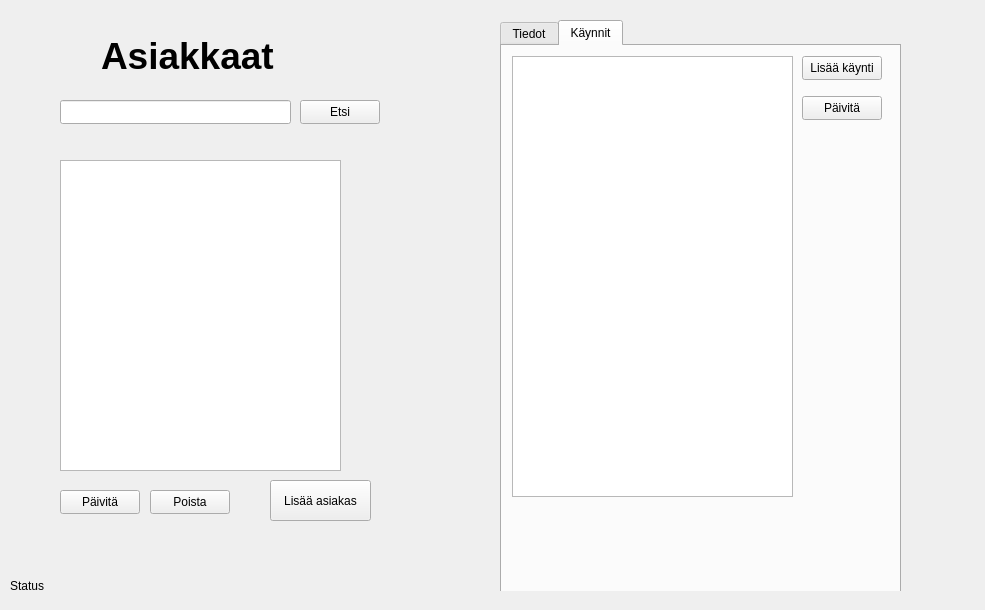
Old version of the form mainwindow.ui in the repository juhotuominen/CustomerManagerQT.
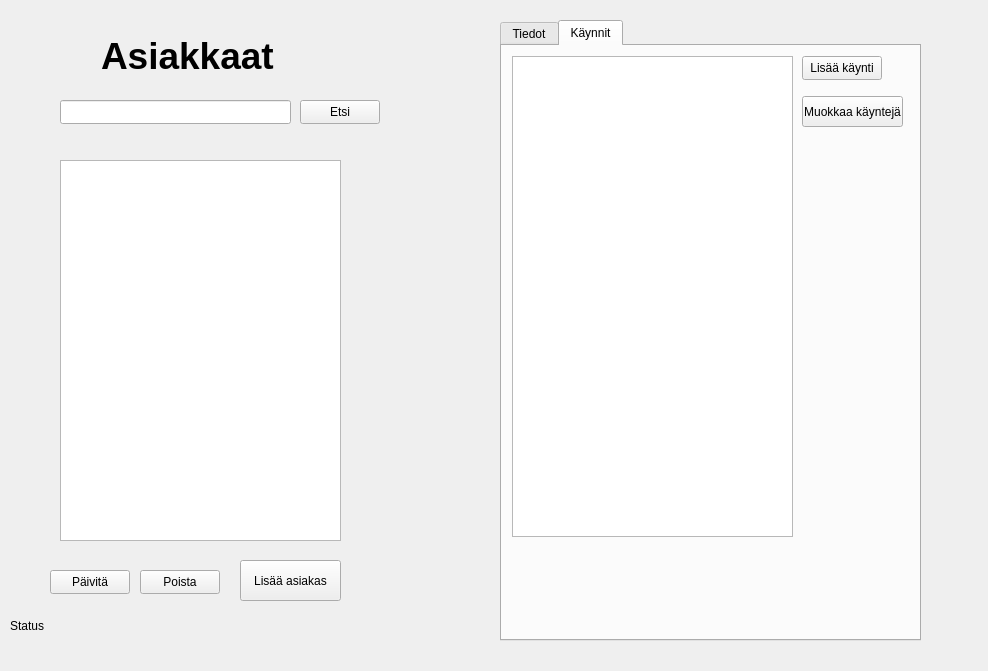
New version of the form. The open tabs and pages were chosen to show the change.

```diff
--- a/mainwindow.ui
+++ b/mainwindow.ui
@@ -6,8 +6,8 @@
    <rect>
     <x>0</x>
     <y>0</y>
-    <width>985</width>
-    <height>610</height>
+    <width>988</width>
+    <height>671</height>
    </rect>
   </property>
   <property name="font">
@@ -22,8 +22,8 @@
    <widget class="QPushButton" name="btnRemove">
     <property name="geometry">
      <rect>
-      <x>150</x>
-      <y>490</y>
+      <x>140</x>
+      <y>570</y>
       <width>80</width>
       <height>24</height>
      </rect>
@@ -35,8 +35,8 @@
    <widget class="QPushButton" name="btnGet">
     <property name="geometry">
      <rect>
-      <x>60</x>
-      <y>490</y>
+      <x>50</x>
+      <y>570</y>
       <width>80</width>
       <height>24</height>
      </rect>
@@ -49,7 +49,7 @@
     <property name="geometry">
      <rect>
       <x>10</x>
-      <y>570</y>
+      <y>610</y>
       <width>251</width>
       <height>31</height>
      </rect>
@@ -64,7 +64,7 @@
       <x>60</x>
       <y>160</y>
       <width>281</width>
-      <height>311</height>
+      <height>381</height>
      </rect>
     </property>
     <property name="layoutDirection">
@@ -112,8 +112,8 @@
    <widget class="QPushButton" name="btnAddCustomer">
     <property name="geometry">
      <rect>
-      <x>270</x>
-      <y>480</y>
+      <x>240</x>
+      <y>560</y>
       <width>101</width>
       <height>41</height>
      </rect>
@@ -128,7 +128,7 @@
       <x>410</x>
       <y>10</y>
       <width>561</width>
-      <height>581</height>
+      <height>631</height>
      </rect>
     </property>
     <property name="styleSheet">
@@ -144,8 +144,8 @@
        <rect>
         <x>90</x>
         <y>10</y>
-        <width>401</width>
-        <height>591</height>
+        <width>421</width>
+        <height>621</height>
        </rect>
       </property>
       <property name="autoFillBackground">
@@ -491,7 +491,7 @@
           <x>10</x>
           <y>10</y>
           <width>281</width>
-          <height>441</height>
+          <height>481</height>
          </rect>
         </property>
        </widget>
@@ -500,12 +500,12 @@
          <rect>
           <x>300</x>
           <y>50</y>
-          <width>80</width>
-          <height>24</height>
+          <width>101</width>
+          <height>31</height>
          </rect>
         </property>
         <property name="text">
-         <string>Päivitä</string>
+         <string>Muokkaa käyntejä</string>
         </property>
        </widget>
       </widget>
```
Left out of the diff: 8 changed lines with no effect on the pictures.
